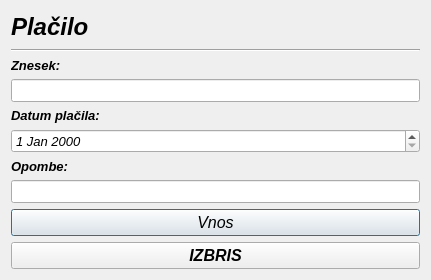
First picture: the form in placiloracuna.ui, repository MaxMaxy/racun, before the edit.
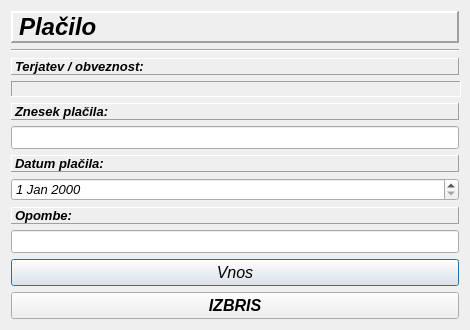
Second picture: the form after the edit.

```diff
--- a/placiloracuna.ui
+++ b/placiloracuna.ui
@@ -6,10 +6,22 @@
    <rect>
     <x>0</x>
     <y>0</y>
-    <width>431</width>
-    <height>280</height>
+    <width>470</width>
+    <height>330</height>
    </rect>
   </property>
+  <property name="minimumSize">
+   <size>
+    <width>450</width>
+    <height>330</height>
+   </size>
+  </property>
+  <property name="maximumSize">
+   <size>
+    <width>470</width>
+    <height>330</height>
+   </size>
+  </property>
   <property name="font">
    <font>
     <family>MS Sans Serif</family>
@@ -36,6 +48,15 @@
            <bold>true</bold>
           </font>
          </property>
+         <property name="frameShape">
+          <enum>QFrame::Panel</enum>
+         </property>
+         <property name="frameShadow">
+          <enum>QFrame::Raised</enum>
+         </property>
+         <property name="lineWidth">
+          <number>2</number>
+         </property>
          <property name="text">
           <string>Plačilo</string>
          </property>
@@ -55,6 +76,44 @@
        </item>
       </layout>
      </item>
+     <item>
+      <widget class="QLabel" name="label_5">
+       <property name="font">
+        <font>
+         <weight>75</weight>
+         <bold>true</bold>
+        </font>
+       </property>
+       <property name="frameShape">
+        <enum>QFrame::Panel</enum>
+       </property>
+       <property name="frameShadow">
+        <enum>QFrame::Raised</enum>
+       </property>
+       <property name="text">
+        <string>Terjatev / obveznost:</string>
+       </property>
+      </widget>
+     </item>
+     <item>
+      <widget class="QLabel" name="label_terObv">
+       <property name="minimumSize">
+        <size>
+         <width>450</width>
+         <height>16</height>
+        </size>
+       </property>
+       <property name="frameShape">
+        <enum>QFrame::Panel</enum>
+       </property>
+       <property name="frameShadow">
+        <enum>QFrame::Sunken</enum>
+       </property>
+       <property name="text">
+        <string/>
+       </property>
+      </widget>
+     </item>
      <item>
       <layout class="QVBoxLayout" name="verticalLayout_2">
        <item>
@@ -68,8 +127,14 @@
            <bold>true</bold>
           </font>
          </property>
+         <property name="frameShape">
+          <enum>QFrame::Panel</enum>
+         </property>
+         <property name="frameShadow">
+          <enum>QFrame::Raised</enum>
+         </property>
          <property name="text">
-          <string>Znesek:</string>
+          <string>Znesek plačila:</string>
          </property>
          <property name="buddy">
           <cstring>lineEdit</cstring>
@@ -101,6 +166,12 @@
            <bold>true</bold>
           </font>
          </property>
+         <property name="frameShape">
+          <enum>QFrame::Panel</enum>
+         </property>
+         <property name="frameShadow">
+          <enum>QFrame::Raised</enum>
+         </property>
          <property name="text">
           <string>Datum plačila:</string>
          </property>
@@ -135,6 +206,12 @@
            <bold>true</bold>
           </font>
          </property>
+         <property name="frameShape">
+          <enum>QFrame::Panel</enum>
+         </property>
+         <property name="frameShadow">
+          <enum>QFrame::Raised</enum>
+         </property>
          <property name="text">
           <string>Opombe:</string>
          </property>
```
